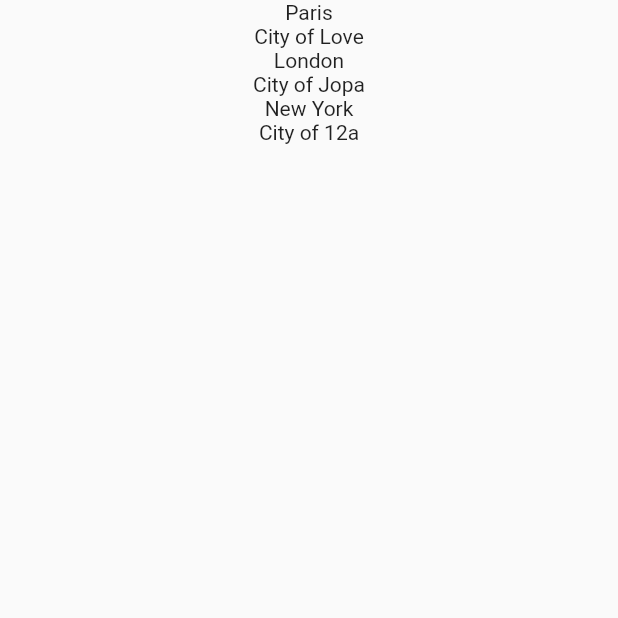
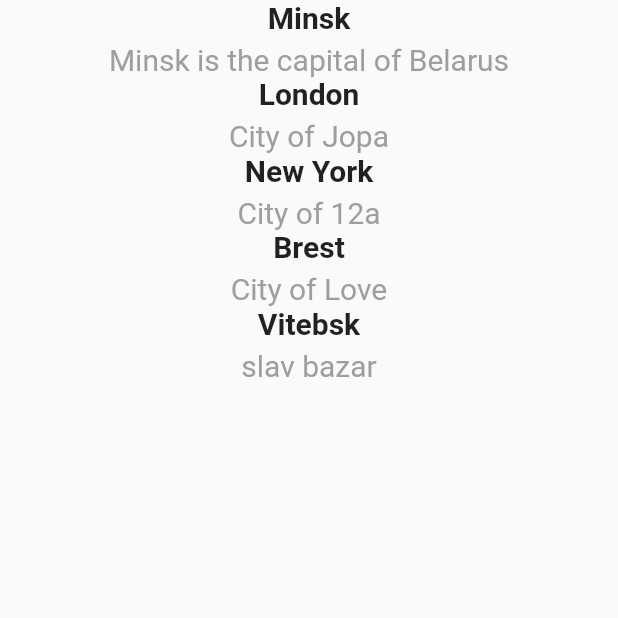
Before and after one commit to kasyanyukd1995/CityMap, a Flutter app: the screen it shows after launch, on a phone screen of 412 x 824 dp, the top half of it. Run offline on Flutter 3.47's test engine with Material 2 defaults, Android fonts, the phone set to English and light mode, and no system bars.

Commit message:
TextAlign dont work

```diff
--- a/lib/pages/list_cities_page.dart
+++ b/lib/pages/list_cities_page.dart
@@ -6,8 +6,8 @@ class CityList extends StatelessWidget {
   final List<CityModel> listCity = [
     CityModel(
       id: 1,
-      name: "Paris",
-      description: "City of Love",
+      name: "Minsk",
+      description: "Minsk is the capital of Belarus",
     ),
     CityModel(
       id: 2,
@@ -18,6 +18,16 @@ class CityList extends StatelessWidget {
       id: 3,
       name: "New York",
       description: "City of 12a",
+    ),
+    CityModel(
+      id: 4,
+      name: "Brest",
+      description: "City of Love",
+    ),
+    CityModel(
+      id: 5,
+      name: "Vitebsk",
+      description: "slav bazar",
     ),
   ];
 
--- a/lib/widgets/item_city.dart
+++ b/lib/widgets/item_city.dart
@@ -15,8 +15,22 @@ class ItemCity extends StatelessWidget {
   Widget build(BuildContext context) {
     return Column(
       children: <Widget>[
-        Text(name),
-        Text(description),
+        Text(
+          name,
+          textAlign: TextAlign.right,
+          style: TextStyle(fontSize: 20.0, fontWeight: FontWeight.bold),
+        ),
+        SizedBox(
+          height: 5.0,
+        ),
+        Text(
+          description,
+          textAlign: TextAlign.left,
+          style: TextStyle(
+            fontSize: 20.0,
+            color: Colors.grey,
+          ),
+        ),
       ],
     );
   }
```
